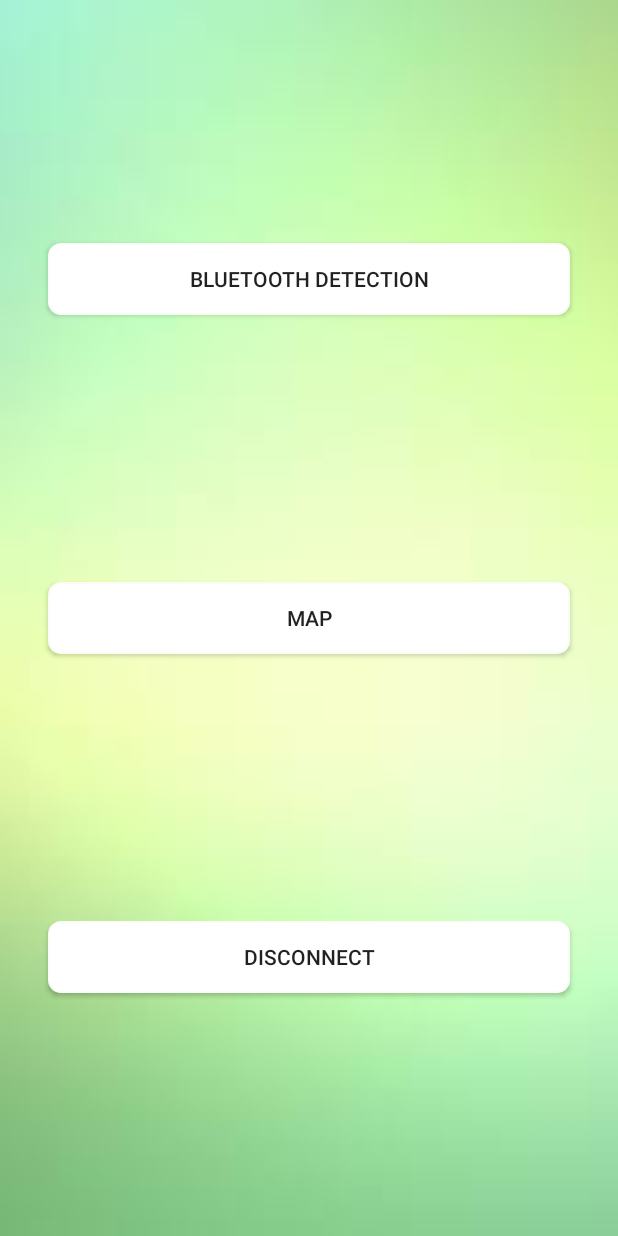
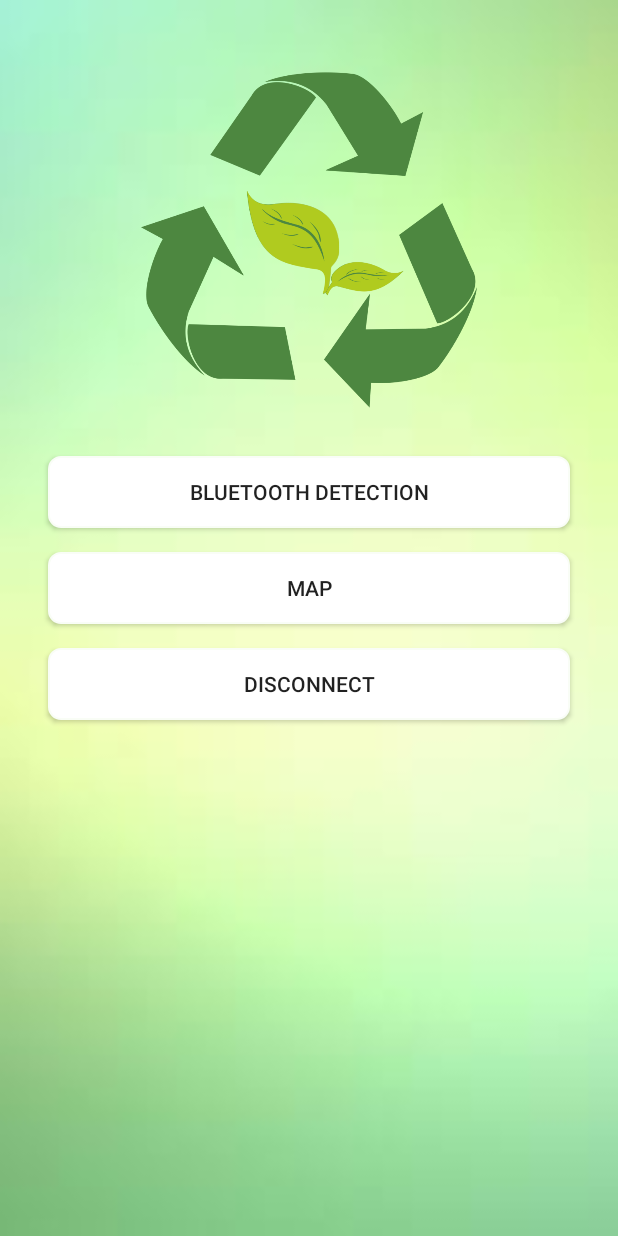
Before and after one commit to Veradux/KirilovContainersTask, an Android app: the fragment MainMenuFragment shown on its own in the app's theme, on a phone screen of 412 x 824 dp. Run offline under Robolectric (Android 15) with nearby library versions, the phone set to English and light mode, and no system bars.

Commit message:
Add a logo to both login and main menu

```diff
--- a/app/src/main/res/layout/fragment_main_menu.xml
+++ b/app/src/main/res/layout/fragment_main_menu.xml
@@ -1,8 +1,21 @@
 <?xml version="1.0" encoding="utf-8"?>
 <androidx.constraintlayout.widget.ConstraintLayout xmlns:android="http://schemas.android.com/apk/res/android"
     xmlns:app="http://schemas.android.com/apk/res-auto"
+    xmlns:tools="http://schemas.android.com/tools"
     android:layout_width="match_parent"
     android:layout_height="match_parent">
+
+    <ImageView
+        android:id="@+id/iv_login_logo"
+        android:layout_width="@dimen/containers_logo_size"
+        android:layout_height="@dimen/containers_logo_size"
+        android:layout_marginVertical="@dimen/login_edit_text_margin"
+        android:padding="@dimen/login_edit_text_padding"
+        android:src="@drawable/logo"
+        app:layout_constraintEnd_toEndOf="parent"
+        app:layout_constraintStart_toStartOf="parent"
+        app:layout_constraintTop_toTopOf="parent"
+        tools:ignore="ContentDescription" />
 
     <Button
         android:id="@+id/btn_main_menu_bluetooth"
@@ -13,8 +26,7 @@
         android:background="@drawable/round_corners_view"
         android:text="@string/bluetooth_detection"
         app:layout_constraintStart_toStartOf="parent"
-        app:layout_constraintBottom_toTopOf="@id/btn_main_menu_map"
-        app:layout_constraintTop_toTopOf="parent" />
+        app:layout_constraintTop_toBottomOf="@id/iv_login_logo" />
 
     <Button
         android:id="@+id/btn_main_menu_map"
@@ -25,7 +37,6 @@
         android:background="@drawable/round_corners_view"
         android:text="@string/map"
         app:layout_constraintStart_toStartOf="parent"
-        app:layout_constraintBottom_toTopOf="@id/btn_main_menu_disconnect"
         app:layout_constraintTop_toBottomOf="@id/btn_main_menu_bluetooth" />
 
     <Button
@@ -37,7 +48,6 @@
         android:background="@drawable/round_corners_view"
         android:text="@string/disconnect"
         app:layout_constraintStart_toStartOf="parent"
-        app:layout_constraintBottom_toBottomOf="parent"
         app:layout_constraintTop_toBottomOf="@id/btn_main_menu_map" />
 
 </androidx.constraintlayout.widget.ConstraintLayout>
--- a/app/src/main/res/values/dimens.xml
+++ b/app/src/main/res/values/dimens.xml
@@ -4,4 +4,5 @@
     <dimen name="login_edit_text_padding">16dp</dimen>
     <dimen name="login_edit_text_size">24sp</dimen>
     <dimen name="round_corners_drawable_radius">8dp</dimen>
+    <dimen name="containers_logo_size">256dp</dimen>
 </resources>
```
Also changed, not shown: app/src/main/res/layout/fragment_login.xml (+14 -2 lines), app/src/main/res/drawable/logo.png (added).
